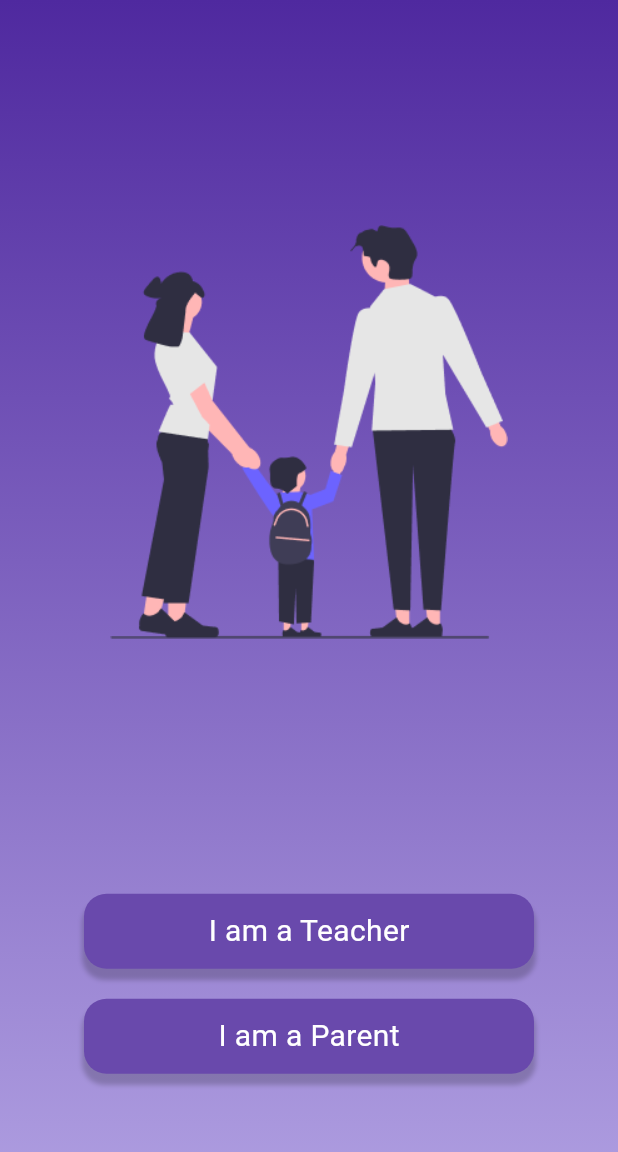
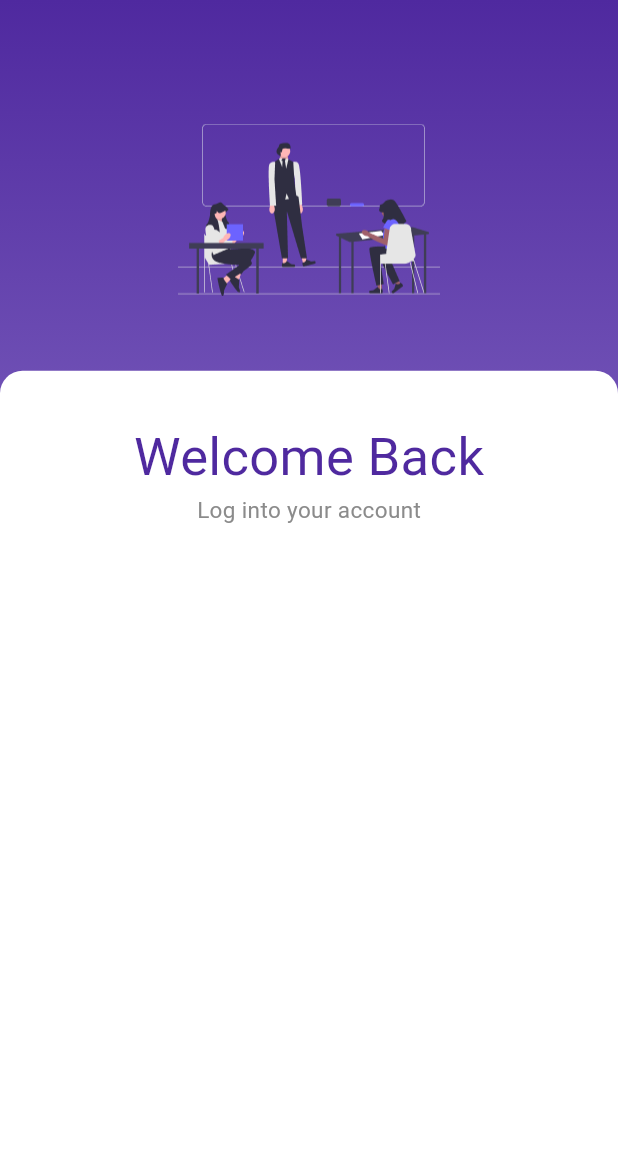
Before and after one commit to Redha4Dev/auth-test, a Flutter app: the screen it shows after launch, on a phone screen of 412 x 824 dp. Shown: the top 1152 px of the screen. Run offline on Flutter 3.47's test engine with Material 3 defaults, Android fonts, the light colour scheme and no system bars.

Commit message:
login page

```diff
--- a/mobile/kidergarten/lib/main.dart
+++ b/mobile/kidergarten/lib/main.dart
@@ -1,4 +1,6 @@
 import 'package:flutter/material.dart';
+import 'package:kidergarten/pages/login_page.dart';
+import 'package:kidergarten/pages/testpage.dart';
 import 'package:kidergarten/pages/welcome_page.dart';
 
 void main() {
@@ -11,7 +13,8 @@ class MainApp extends StatelessWidget {
   @override
   Widget build(BuildContext context) {
     return const MaterialApp(
-      home: WelcomePage()
+      home: LoginPage(),
+      debugShowCheckedModeBanner: false,
     );
   }
 }
--- /dev/null
+++ b/mobile/kidergarten/lib/pages/login_page.dart
@@ -0,0 +1,70 @@
+import 'package:flutter/material.dart';
+
+class LoginPage extends StatefulWidget {
+  const LoginPage({super.key});
+
+  @override
+  State<LoginPage> createState() => _LoginPageState();
+}
+
+class _LoginPageState extends State<LoginPage> {
+  @override
+  Widget build(BuildContext context) {
+    double screenWidth = MediaQuery.of(context).size.width; // Gives the width
+    double screenHeight =
+        MediaQuery.of(context).size.height; // Gives the height
+
+    return Scaffold(
+      body: Container(
+        width: screenWidth,
+        decoration: BoxDecoration(
+            gradient: LinearGradient(colors: [
+          Color.fromARGB(255, 79, 41, 159),
+          Color.fromARGB(255, 2 + 11 * 16, 10 * 16 + 2, 14 * 16 + 3)
+        ], begin: Alignment.topCenter, end: Alignment.bottomCenter)),
+        child: Stack(
+          alignment: Alignment.bottomCenter,
+          children: [
+            Container(
+              height: screenHeight * .7,
+              decoration: BoxDecoration(
+                  color: Colors.white,
+                  borderRadius: BorderRadius.only(
+                      topLeft: Radius.circular(15),
+                      topRight: Radius.circular(15))),
+            ),
+            Column(
+              crossAxisAlignment: CrossAxisAlignment.center,
+              children: [
+                SizedBox(
+                  height: screenHeight * .1,
+                ),
+                Image.asset(
+                  "assets/tableau.png",
+                  scale: 1.5,
+                ),
+                SizedBox(
+                  height: screenHeight * .1,
+                ),
+                Text(
+                  "Welcome Back",
+                  style: TextStyle(
+                      color: Color.fromARGB(255, 79, 41, 159), fontSize: 35),
+                ),
+                Text(
+                  "Log into your account",
+                  style: TextStyle(
+                      color: Color.fromARGB(255, 139, 139, 139), fontSize: 15),
+                ),
+                SizedBox(
+                  height: screenHeight * .1,
+                ),
+
+              ],
+            ),
+          ],
+        ),
+      ),
+    );
+  }
+}
--- a/mobile/kidergarten/lib/pages/welcome_page.dart
+++ b/mobile/kidergarten/lib/pages/welcome_page.dart
@@ -36,7 +36,7 @@ class _WelcomePageState extends State<WelcomePage> {
               ),
               Mybutton(
                 title: 'I am a Parent',
-              )
+              ),
             ],
           ),
         ),
```
Also changed, not shown: mobile/kidergarten/lib/components/listtile.dart (added, +18 -0 lines), mobile/kidergarten/lib/components/textField.dart (added, +15 -0 lines), mobile/kidergarten/lib/pages/testpage.dart (added, +23 -0 lines), mobile/kidergarten/assets/tableau.png (added).
